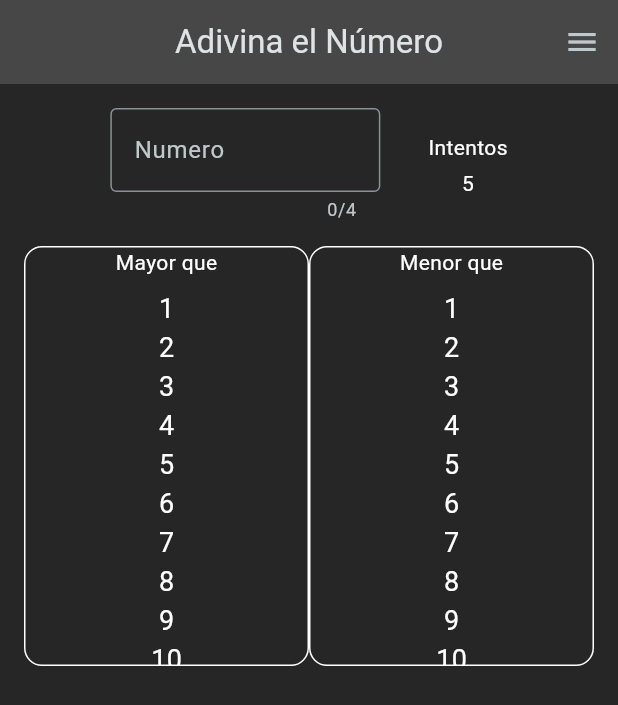
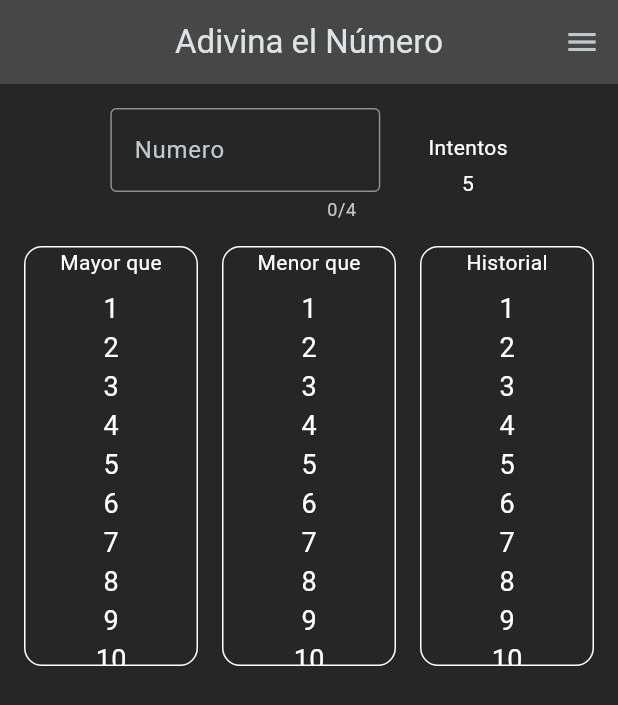
Before and after one commit to diegoZarateFer/AdivinaElNumero, a Flutter app: the screen it shows after launch, on a phone screen of 412 x 824 dp. Shown: the top 705 px of the screen. Run offline on Flutter 3.47's test engine with Material 3 defaults, Android fonts, the light colour scheme and no system bars.

Commit message:
Widget para historial

```diff
--- /dev/null
+++ b/lib/widgets/historial.dart
@@ -0,0 +1,54 @@
+import 'package:flutter/material.dart';
+
+class Historial extends StatelessWidget {
+  const Historial({
+    super.key,
+    required this.juegos,
+  });
+
+  final List<int> juegos;
+
+  @override
+  Widget build(BuildContext context) {
+    return Container(
+      height: 280,
+      decoration: BoxDecoration(
+        border: Border.all(
+          width: 1,
+          color: Colors.white,
+        ),
+        borderRadius: BorderRadius.all(
+          Radius.circular(12),
+        ),
+      ),
+      child: Column(
+        children: [
+          Text(
+            'Historial',
+            style: TextStyle(
+              fontSize: 14,
+            ),
+          ),
+          const SizedBox(
+            height: 8,
+          ),
+          Expanded(
+            child: ListView.builder(
+              itemCount: juegos.length,
+              itemBuilder: (ctx, index) {
+                return Center(
+                  child: Text(
+                    '${juegos[index]}',
+                    style: TextStyle(
+                      fontSize: 18,
+                    ),
+                  ),
+                );
+              },
+            ),
+          ),
+        ],
+      ),
+    );
+  }
+}
--- a/lib/widgets/pantalla_principal.dart
+++ b/lib/widgets/pantalla_principal.dart
@@ -1,5 +1,6 @@
 import 'package:adivinaelnumero/widgets/contador_intentos.dart';
 import 'package:adivinaelnumero/widgets/contenedor_numeros.dart';
+import 'package:adivinaelnumero/widgets/historial.dart';
 import 'package:flutter/material.dart';
 
 class PantallaPrincipal extends StatefulWidget {
@@ -68,10 +69,21 @@ class _PantallaPrincipalState extends State<PantallaPrincipal> {
                       numeros: [1, 2, 3, 4, 5, 6, 7, 8, 9, 10, 11, 12],
                     ),
                   ),
+                  const SizedBox(
+                    width: 16,
+                  ),
                   Expanded(
                     child: ContenedorNumeros(
                       titulo: 'Menor que',
                       numeros: [1, 2, 3, 4, 5, 6, 7, 8, 9, 10, 11, 12],
+                    ),
+                  ),
+                  const SizedBox(
+                    width: 16,
+                  ),
+                  Expanded(
+                    child: Historial(
+                      juegos: [1, 2, 3, 4, 5, 6, 7, 8, 9, 10, 11, 12],
                     ),
                   ),
                 ],
```
